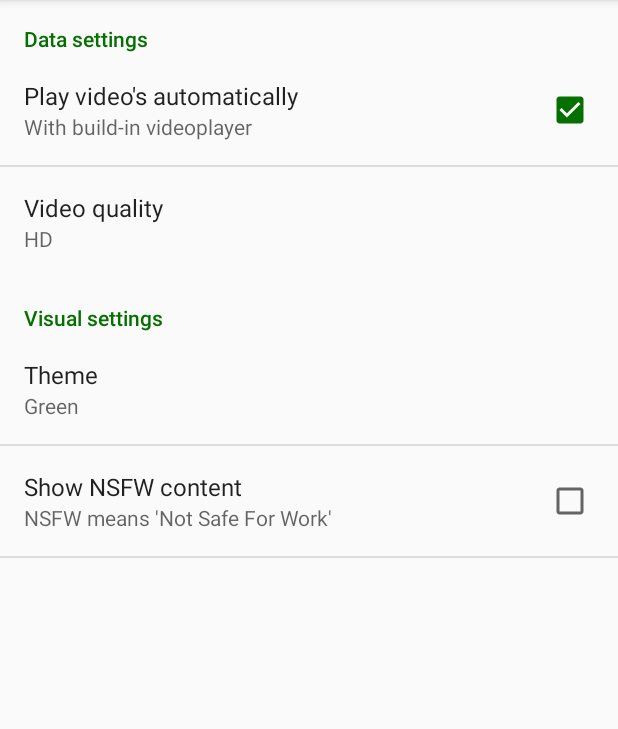
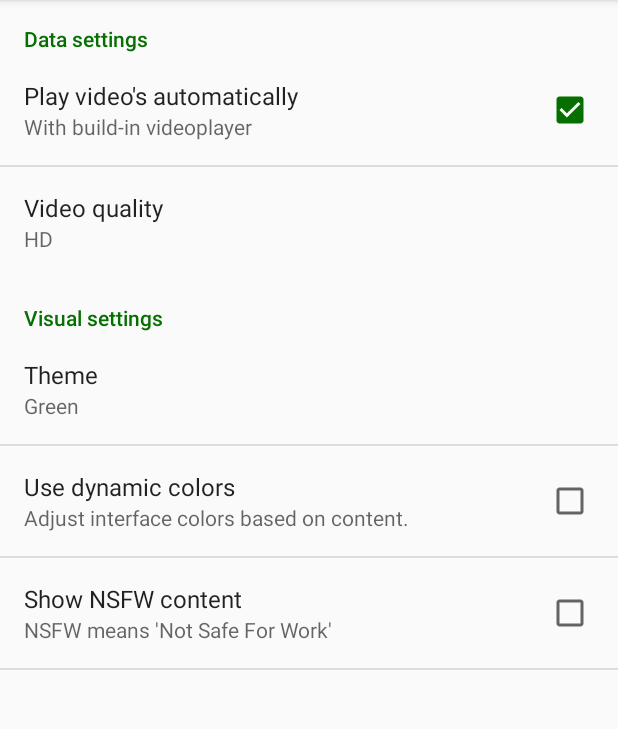
Before and after one commit to tjerkw/Dumpert, an Android app: the fragment PreferencesFragment shown on its own in the app's theme, on a phone screen of 412 x 824 dp, the part 84-813 px from its top. Run offline under Robolectric (Android 15) with nearby library versions, the phone set to English and light mode, and no system bars; network calls fail.

Commit message:
Clean up palette code, no palette on cards, make palette optional

```diff
--- a/Dumpert/src/main/java/io/jari/dumpert/activities/ViewItem.java
+++ b/Dumpert/src/main/java/io/jari/dumpert/activities/ViewItem.java
@@ -268,6 +268,7 @@ public class ViewItem extends Base {
         Picasso.with(this).load(item.imageUrls == null ? null : item.imageUrls[0])
                 .into(itemImage, new Callback.EmptyCallback() {
                     @Override public void onSuccess() {
+                        if(preferences.getBoolean("dynamiccolors", false)) {
                             Bitmap bitmap = ((BitmapDrawable) itemImage.getDrawable()).getBitmap();
                             Palette.generateAsync(bitmap, new Palette.PaletteAsyncListener() {
                                 public void onGenerated(Palette palette) {
@@ -282,6 +283,7 @@ public class ViewItem extends Base {
                                     }
                                 }
                             });
+                        }
                     }
                 });
 
--- a/Dumpert/src/main/res/values/strings.xml
+++ b/Dumpert/src/main/res/values/strings.xml
@@ -40,6 +40,8 @@
     <string name="video_quality">Video quality</string>
     <string name="nsfw">Show NSFW content</string>
     <string name="nsfw_sum">NSFW means \'Not Safe For Work\'</string>
+    <string name="dynamiccolors">Use dynamic colors</string>
+    <string name="dynamiccolors_sum">Adjust interface colors based on content.</string>
 
     <string-array name="quality_values">
         <item>hq</item>
--- a/Dumpert/src/main/res/xml/prefs.xml
+++ b/Dumpert/src/main/res/xml/prefs.xml
@@ -27,6 +27,12 @@
             android:defaultValue="green"/>
 
         <CheckBoxPreference
+            android:key="dynamiccolors"
+            android:title="@string/dynamiccolors"
+            android:summary="@string/dynamiccolors_sum"
+            android:defaultValue="false"/>
+
+        <CheckBoxPreference
             android:key="nsfw"
             android:title="@string/nsfw"
             android:summary="@string/nsfw_sum"
```
Also changed, not shown: 1 other file. Lines whose indentation alone changed are shown as unchanged.
